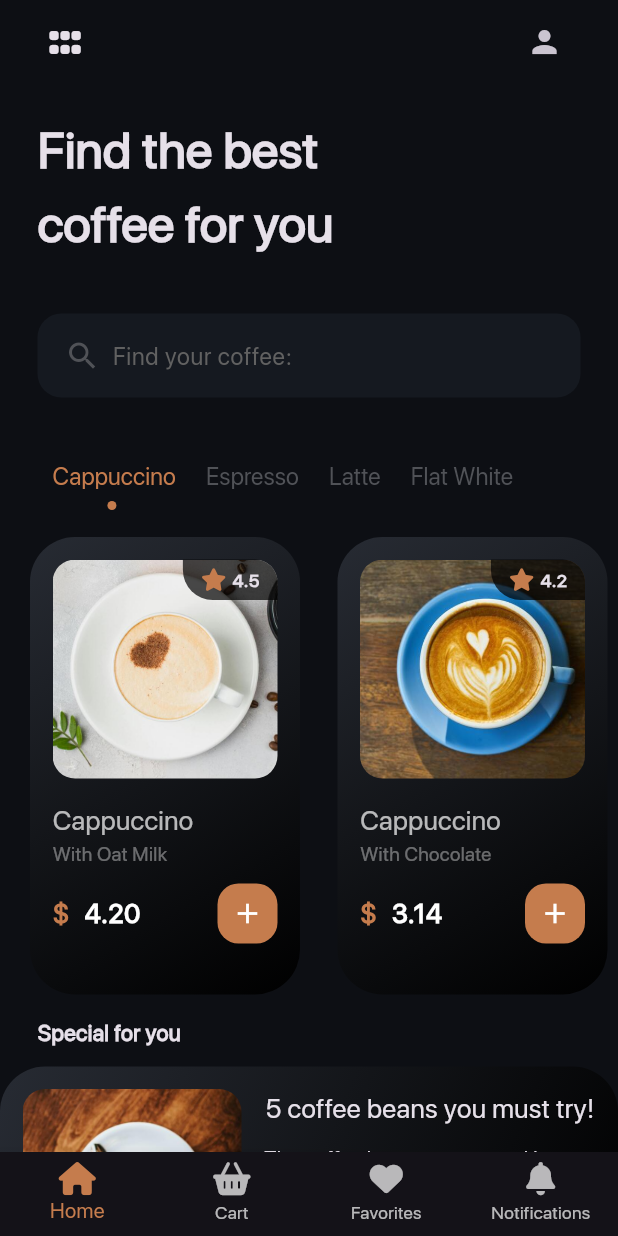
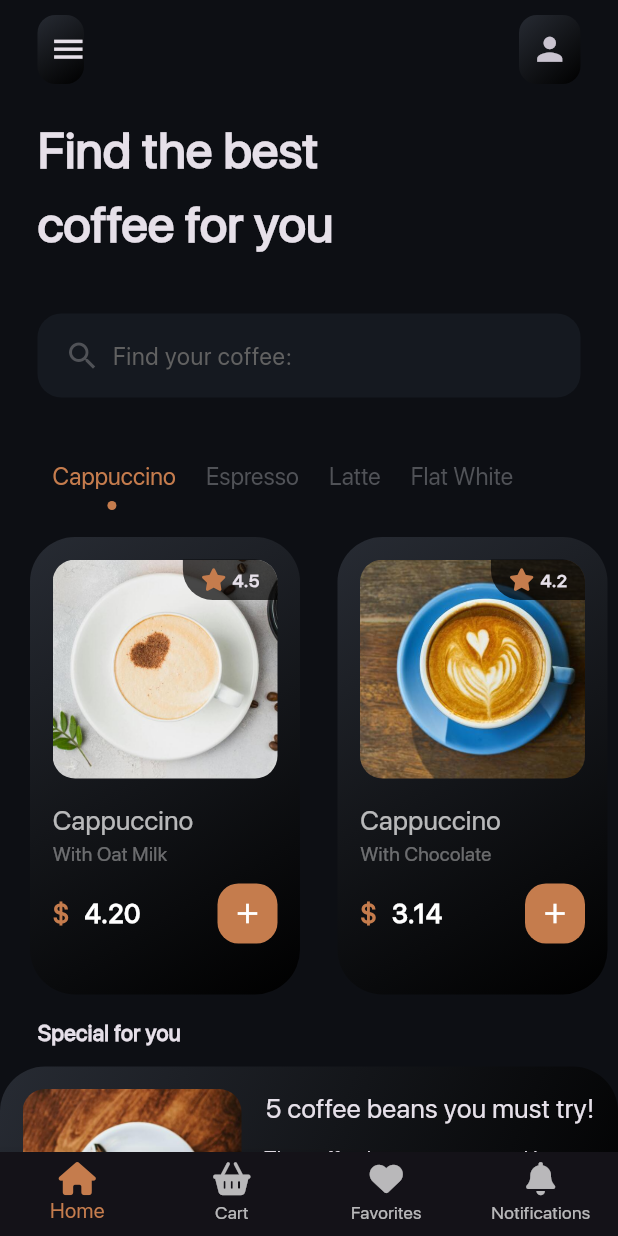
Before and after one commit to AlexEduV/coffee_app_flutter, a Flutter app: the screen it shows after launch, on a phone screen of 412 x 824 dp. Run offline on Flutter 3.47's test engine with Material 3 defaults, Android fonts, the phone set to English and light mode, and no system bars; our stand-ins replace font_awesome_flutter, gap.

Commit message:
updated app bar buttons as per design;

```diff
--- a/lib/pages/home_page.dart
+++ b/lib/pages/home_page.dart
@@ -1,5 +1,6 @@
 import 'package:coffee_app_flutter/model/data_model.dart';
 import 'package:coffee_app_flutter/style/colors.dart';
+import 'package:coffee_app_flutter/widgets/app_bar_button.dart';
 import 'package:coffee_app_flutter/widgets/specials_item.dart';
 import 'package:flutter/material.dart';
 import 'package:font_awesome_flutter/font_awesome_flutter.dart';
@@ -30,22 +31,18 @@ class _MyHomePageState extends State<MyHomePage> {
         backgroundColor: Colors.transparent,
         elevation: 0,
         leading: Padding(
-          padding: const EdgeInsets.only(left: 25.0),
-          child: IconButton(
-            onPressed: () {},
-            icon: const FaIcon(
-                FontAwesomeIcons.grip,
-            ),
+          padding: const EdgeInsets.only(left: 25.0, top: 10.0),
+          child: AppBarButton(
+            onTap: () {},
+            icon: Icons.menu,
           ),
         ),
         actions: [
           Padding(
-            padding: const EdgeInsets.only(right: 25.0),
-            child: IconButton(
-              onPressed: () {},
-              icon: const Icon(
-                Icons.person,
-              ),
+            padding: const EdgeInsets.only(right: 25.0, top: 10.0),
+            child: AppBarButton(
+              onTap: () {},
+              icon: Icons.person,
             ),
           ),
         ],
--- /dev/null
+++ b/lib/widgets/app_bar_button.dart
@@ -0,0 +1,44 @@
+import 'package:coffee_app_flutter/style/colors.dart';
+import 'package:flutter/material.dart';
+
+class AppBarButton extends StatelessWidget {
+
+  final IconData icon;
+  final Function() onTap;
+
+  const AppBarButton({
+    required this.icon,
+    required this.onTap,
+    super.key,
+  });
+
+  @override
+  Widget build(BuildContext context) {
+
+    final BorderRadius borderRadius = BorderRadius.circular(12.0);
+
+    return InkWell(
+      onTap: onTap,
+      borderRadius: borderRadius,
+      child: Container(
+        alignment: Alignment.center,
+        decoration: BoxDecoration(
+          gradient: const LinearGradient(
+            begin: Alignment.topLeft,
+            end: Alignment.bottomRight,
+            colors: [
+              ProjectColors.accentDarkColor,
+              Colors.black,
+            ],
+          ),
+          borderRadius: borderRadius,
+        ),
+        padding: const EdgeInsets.all(8.0),
+        child: Icon(
+          icon,
+          size: 25,
+        ),
+      ),
+    );
+  }
+}
```
